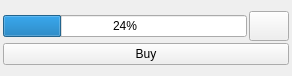
Old version of the form gui-kde/productionheader.ui in the repository jusirkka/freeciv-kde.
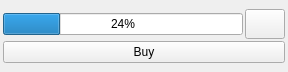
New version of the form.

Patch:
```diff
--- a/gui-kde/productionheader.ui
+++ b/gui-kde/productionheader.ui
@@ -6,8 +6,8 @@
    <rect>
     <x>0</x>
     <y>0</y>
-    <width>292</width>
-    <height>76</height>
+    <width>288</width>
+    <height>72</height>
    </rect>
   </property>
   <property name="windowTitle">
```
Left out of the diff: 3 changed lines with no effect on the pictures.
